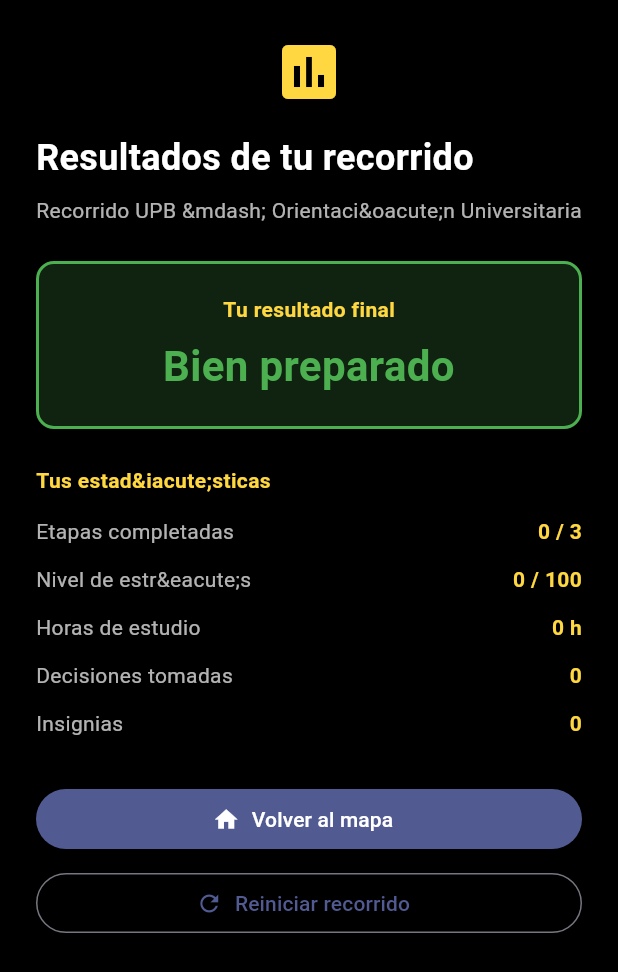
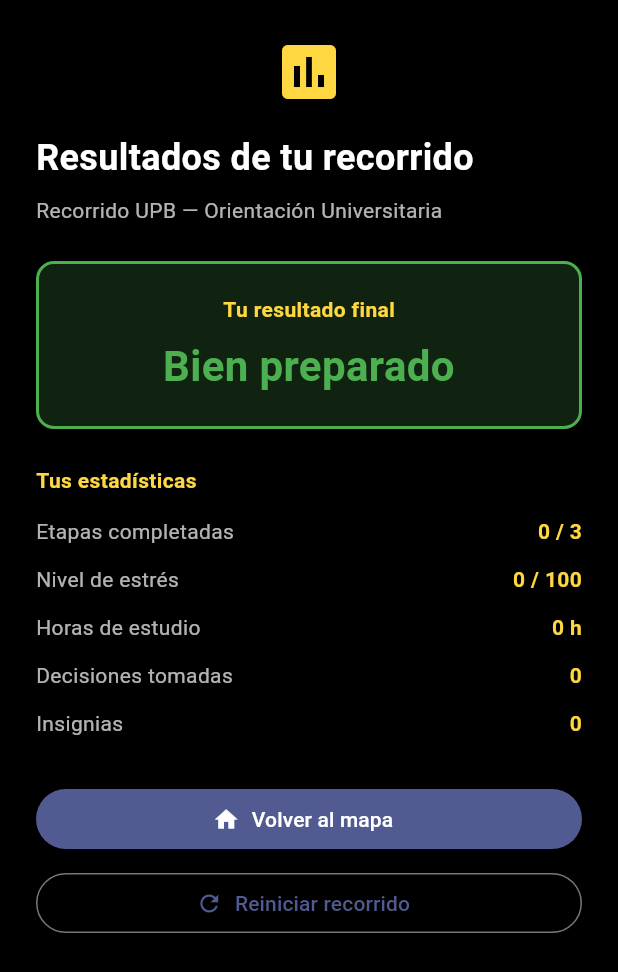
Before and after one commit to MiguelAVargasP/Proyecto-Integrador-III, a Flutter app: the ResultadosScreen screen opened directly, on a phone screen of 412 x 824 dp. Shown: the top 972 px of the screen. Run offline on Flutter 3.47's test engine with Material 3 defaults, Android fonts, the phone set to English and light mode, and no system bars; our stand-ins replace shared_preferences; accounts and stored records are empty.

Commit message:
Conecta menu principal al mapa, agrega marcador de gestion del tiempo, corrige bugs (tildes en resultados, boton reiniciar, kotlin.incremental) y limpia warnings de withOpacity/colores

```diff
--- a/lib/features/combate/pantallas/combate_arena_screen.dart
+++ b/lib/features/combate/pantallas/combate_arena_screen.dart
@@ -135,11 +135,11 @@
             child: Column(
               crossAxisAlignment: CrossAxisAlignment.end,
               children: [
-                _boton('attack_high', Icons.arrow_upward, color: Colors.red.withOpacity(0.6)),
+                _boton('attack_high', Icons.arrow_upward, color: Colors.red.withValues(alpha: 0.6)),
                 const SizedBox(height: 8),
-                _boton('attack_low', Icons.arrow_downward, color: Colors.orange.withOpacity(0.6)),
+                _boton('attack_low', Icons.arrow_downward, color: Colors.orange.withValues(alpha: 0.6)),
                 const SizedBox(height: 8),
-                _boton('block', Icons.shield, color: Colors.blue.withOpacity(0.6)),
+                _boton('block', Icons.shield, color: Colors.blue.withValues(alpha: 0.6)),
               ],
             ),
           ),
--- a/lib/features/combate/pantallas/parcial_combate_screen.dart
+++ b/lib/features/combate/pantallas/parcial_combate_screen.dart
@@ -173,11 +173,11 @@
       child: Column(
         crossAxisAlignment: CrossAxisAlignment.end,
         children: [
-          _boton('attack_high', Icons.arrow_upward, color: Colors.red.withOpacity(0.6)),
+          _boton('attack_high', Icons.arrow_upward, color: Colors.red.withValues(alpha: 0.6)),
           const SizedBox(height: 8),
-          _boton('attack_low', Icons.arrow_downward, color: Colors.orange.withOpacity(0.6)),
+          _boton('attack_low', Icons.arrow_downward, color: Colors.orange.withValues(alpha: 0.6)),
           const SizedBox(height: 8),
-          _boton('block', Icons.shield, color: Colors.blue.withOpacity(0.6)),
+          _boton('block', Icons.shield, color: Colors.blue.withValues(alpha: 0.6)),
         ],
       ),
     );
--- a/lib/features/dialogo/widgets/caja_dialogo.dart
+++ b/lib/features/dialogo/widgets/caja_dialogo.dart
@@ -154,7 +154,7 @@
     return Container(
       padding: const EdgeInsets.all(16),
       decoration: BoxDecoration(
-        color: Colors.black.withOpacity(0.85),
+        color: Colors.black.withValues(alpha: 0.85),
         borderRadius: BorderRadius.circular(12),
         border: Border.all(color: Colors.white24),
       ),
@@ -270,7 +270,7 @@
           child: Container(
             padding: const EdgeInsets.all(20),
             decoration: BoxDecoration(
-              color: Colors.black.withOpacity(0.85),
+              color: Colors.black.withValues(alpha: 0.85),
               borderRadius: BorderRadius.circular(12),
               border: Border.all(color: Colors.white24),
             ),
--- a/lib/features/gestion_tiempo/gestion_tiempo_contenido.dart
+++ b/lib/features/gestion_tiempo/gestion_tiempo_contenido.dart
@@ -1,6 +1,7 @@
 import 'package:flutter/material.dart';
 import '../../core/contenido_escena.dart';
 import '../../core/estado_juego.dart';
+import '../mapa_navegacion/state/estado_mapa.dart';
 import 'tutorial_gestion_tiempo.dart';
 
 /// Implementacion de US-06: Gestion del tiempo del jugador.
@@ -87,6 +88,7 @@
       }
     }
     estadoJuego.completarEtapa();
+    estadoMapa.completarEtapa('GESTION');
     widget.onCompletada();
   }
 
@@ -198,7 +200,7 @@
               Text(
                 'Distribuye todas las horas disponibles para continuar.',
                 style:
-                    TextStyle(color: Colors.white.withOpacity(0.5), fontSize: 12),
+                    TextStyle(color: Colors.white.withValues(alpha: 0.5), fontSize: 12),
               ),
           ],
         ),
--- a/lib/features/gestion_tiempo/gestion_tiempo_screen.dart
+++ b/lib/features/gestion_tiempo/gestion_tiempo_screen.dart
@@ -264,7 +264,7 @@
                 child: Text(
                   'Asigna todas las horas para continuar.',
                   textAlign: TextAlign.center,
-                  style: TextStyle(color: Colors.white.withOpacity(0.5), fontSize: 12),
+                  style: TextStyle(color: Colors.white.withValues(alpha: 0.5), fontSize: 12),
                 ),
               ),
           ],
@@ -285,7 +285,7 @@
         width: 36,
         height: 36,
         decoration: BoxDecoration(
-          color: (onPressed != null ? color : Colors.grey[800])!.withOpacity(0.2),
+          color: (onPressed != null ? color : Colors.grey[800])!.withValues(alpha: 0.2),
           borderRadius: BorderRadius.circular(18),
         ),
         child: Icon(
--- a/lib/features/gestion_tiempo/tutorial_gestion_tiempo.dart
+++ b/lib/features/gestion_tiempo/tutorial_gestion_tiempo.dart
@@ -96,7 +96,7 @@
             Container(
               padding: const EdgeInsets.all(8),
               decoration: BoxDecoration(
-                color: color.withOpacity(0.2),
+                color: color.withValues(alpha: 0.2),
                 borderRadius: BorderRadius.circular(8),
               ),
               child: Icon(icon, color: color, size: 24),
--- a/lib/features/mapa_navegacion/widgets/hotspot_escena.dart
+++ b/lib/features/mapa_navegacion/widgets/hotspot_escena.dart
@@ -46,7 +46,7 @@
                 Container(
                   decoration: BoxDecoration(
                     shape: BoxShape.circle,
-                    color: Colors.greenAccent.withOpacity(0.3),
+                    color: Colors.greenAccent.withValues(alpha: 0.3),
                     border: Border.all(color: Colors.greenAccent, width: 2),
                   ),
                 )
@@ -58,7 +58,7 @@
                     border: Border.all(color: Colors.white, width: 3),
                     boxShadow: [
                       BoxShadow(
-                        color: Colors.black.withOpacity(0.4),
+                        color: Colors.black.withValues(alpha: 0.4),
                         blurRadius: 6,
                       ),
                     ],
--- a/lib/features/menu_principal/menu_principal_screen.dart
+++ b/lib/features/menu_principal/menu_principal_screen.dart
@@ -192,7 +192,7 @@
               Container(
                 padding: const EdgeInsets.all(8),
                 decoration: BoxDecoration(
-                  color: color.withOpacity(0.2),
+                  color: color.withValues(alpha: 0.2),
                   borderRadius: BorderRadius.circular(8),
                 ),
                 child: Icon(icono, color: color, size: 24),
@@ -256,6 +256,7 @@
           tiempoAsignadoPorActividad: Map.of(estadoJuego.tiempoAsignadoPorActividad),
           onReiniciar: () {
             Navigator.of(context).pop();
+            estadoJuego.resetear();
           },
           onVolverAlMenu: () => Navigator.of(context).pop(),
         ),
--- a/lib/features/resultados/resultados_screen.dart
+++ b/lib/features/resultados/resultados_screen.dart
@@ -2,8 +2,8 @@
 
 /// Pantalla de resultados finales (US-15).
 ///
-/// Muestra un resumen del recorrido del jugador: estr&eacute;s final, decisiones
-/// m&aacute;s relevantes, insignias obtenidas y resultado general.
+/// Muestra un resumen del recorrido del jugador: estrés final, decisiones
+/// más relevantes, insignias obtenidas y resultado general.
 ///
 /// Debe mostrarse al finalizar el recorrido (todas las etapas completadas
 /// o cuando el jugador decide terminar).
@@ -31,7 +31,7 @@
 
   String get _resultadoFinal {
     if (nivelEstres < 30) return 'Bien preparado';
-    if (nivelEstres < 70) return 'Preparaci&oacute;n irregular';
+    if (nivelEstres < 70) return 'Preparación irregular';
     return 'Poco preparado';
   }
 
@@ -59,7 +59,7 @@
               ),
               const SizedBox(height: 8),
               Text(
-                'Recorrido UPB &mdash; Orientaci&oacute;n Universitaria',
+                'Recorrido UPB — Orientación Universitaria',
                 style: const TextStyle(color: Colors.white70, fontSize: 14),
               ),
               const SizedBox(height: 24),
@@ -67,7 +67,7 @@
               Container(
                 padding: const EdgeInsets.all(20),
                 decoration: BoxDecoration(
-                  color: _colorResultado.withOpacity(0.2),
+                  color: _colorResultado.withValues(alpha: 0.2),
                   borderRadius: BorderRadius.circular(12),
                   border: Border.all(color: _colorResultado, width: 2),
                 ),
@@ -120,7 +120,7 @@
                 }),
                 if (decisionesTomadas.length > 5)
                   Text(
-                    '... y ${decisionesTomadas.length - 5} m&aacute;s',
+                    '... y ${decisionesTomadas.length - 5} más',
                     style: const TextStyle(color: Colors.white38, fontSize: 12),
                   ),
                 const SizedBox(height: 16),
@@ -185,10 +185,10 @@
     return Column(
       crossAxisAlignment: CrossAxisAlignment.start,
       children: [
-        _tituloSeccion('Tus estad&iacute;sticas'),
+        _tituloSeccion('Tus estadísticas'),
         const SizedBox(height: 8),
         _filaStat('Etapas completadas', '$etapasCompletadas / $totalEtapas'),
-        _filaStat('Nivel de estr&eacute;s', '$nivelEstres / 100'),
+        _filaStat('Nivel de estrés', '$nivelEstres / 100'),
         _filaStat('Horas de estudio', '$estudioHoras h'),
         _filaStat('Decisiones tomadas', '${decisionesTomadas.length}'),
         _filaStat('Insignias', '${insigniasObtenidas.length}'),
--- a/lib/juego_identidad.dart
+++ b/lib/juego_identidad.dart
@@ -27,7 +27,7 @@
       width: size,
       height: size,
       decoration: BoxDecoration(
-        color: acento1.withOpacity(0.15),
+        color: acento1.withValues(alpha: 0.15),
         border: Border.all(color: acento1, width: 2),
         borderRadius: BorderRadius.circular(size / 2),
       ),
```
Also changed, not shown: lib/features/combate/juego/fighter.dart (+9 -6 lines), lib/features/mapa_navegacion/models/escena_campus.dart (+10 -0 lines), lib/features/mapa_navegacion/screens/mapa_campus_screen.dart (+26 -1 lines), lib/main.dart (+14 -1 lines), pubspec.lock.
